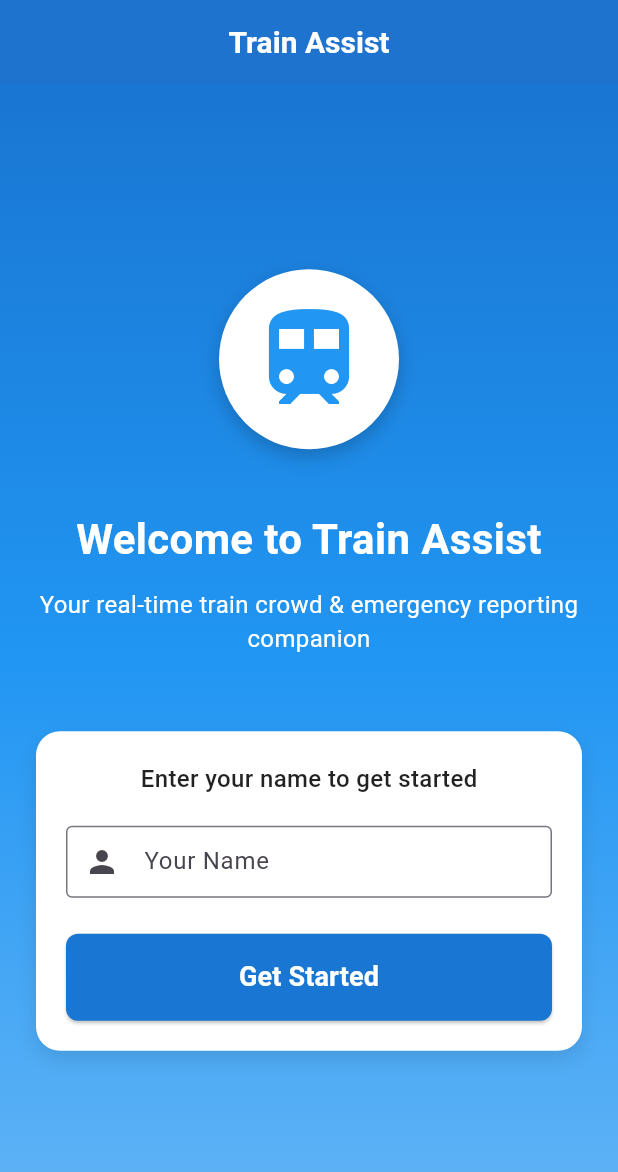
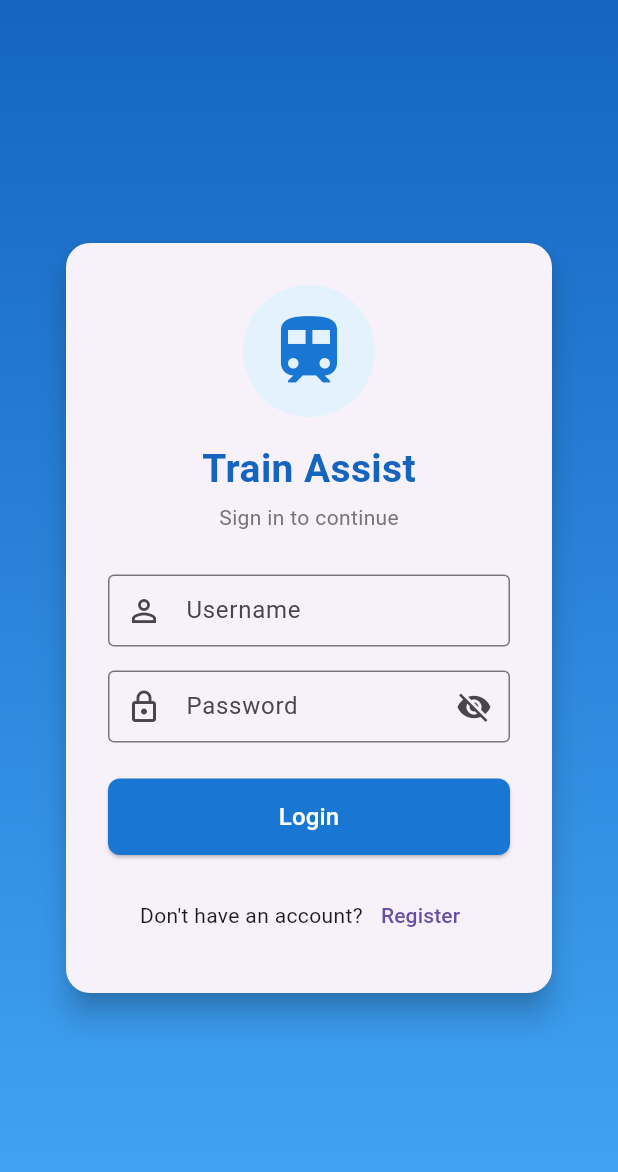
Before and after one commit to AdithyaChoudhry/TrainAssist, a Flutter app: the screen it shows after launch, on a phone screen of 412 x 824 dp. Shown: the top 1172 px of the screen. Run offline on Flutter 3.47's test engine with Material 3 defaults, Android fonts, the light colour scheme and no system bars; our stand-ins replace flutter_blue_plus, permission_handler, shared_preferences.

Commit message:
feat: hardcoded trains, local search, register/login with SharedPreferences

```diff
--- a/train_assist_app/lib/main.dart
+++ b/train_assist_app/lib/main.dart
@@ -5,7 +5,8 @@ import 'providers/train_provider.dart';
 import 'providers/coach_provider.dart';
 import 'providers/sos_provider.dart';
 import 'providers/bluetooth_provider.dart';
-import 'screens/welcome_screen.dart';
+import 'screens/login_screen.dart';
+import 'screens/register_screen.dart';
 import 'screens/search_screen.dart';
 import 'screens/sos_screen.dart';
 
@@ -119,18 +120,19 @@ class _AppContentState extends State<_AppContent> {
         useMaterial3: true,
       ),
 
-      // home uses Consumer so it can read UserProvider safely
+      // home uses Consumer to route based on login state
       home: Consumer<UserProvider>(
         builder: (context, userProvider, _) {
           return userProvider.isUserSet
               ? const SearchScreen()
-              : const WelcomeScreen();
+              : const LoginScreen();
         },
       ),
 
       // Named routes for in-app navigation
       routes: {
-        '/welcome': (context) => const WelcomeScreen(),
+        '/login': (context) => const LoginScreen(),
+        '/register': (context) => const RegisterScreen(),
         '/search': (context) => const SearchScreen(),
         '/sos': (context) => const SOSScreen(),
       },
--- a/train_assist_app/lib/providers/user_provider.dart
+++ b/train_assist_app/lib/providers/user_provider.dart
@@ -1,51 +1,148 @@
+import 'dart:convert';
 import 'package:flutter/foundation.dart';
 import 'package:shared_preferences/shared_preferences.dart';
 
-/// Provider for managing user information
-/// Handles storing and retrieving user name from local storage
+/// Stores user accounts as JSON in SharedPreferences.
+/// Key: "accounts"  →  Map<username, {name, password}>
+/// Key: "current_user"  →  username of the logged-in user
 class UserProvider extends ChangeNotifier {
-  static const String _userNameKey = 'user_name';
+  static const _accountsKey = 'accounts';
+  static const _currentUserKey = 'current_user';
 
-  String? _userName;
+  String? _userName;         // display name
+  String? _userUsername;     // login username
+  bool _isLoading = false;
 
   String? get userName => _userName;
+  String? get userUsername => _userUsername;
+  bool get isUserSet => _userName != null && _userName!.isNotEmpty;
+  bool get isLoading => _isLoading;
 
-  /// Check if user name is set and not empty
-  bool get isUserSet => _userName != null && _userName!.isNotEmpty;
+  // ── Bootstrap ─────────────────────────────────────────────────────────────
 
-  /// Load user name from SharedPreferences
   Future<void> loadUserName() async {
     try {
       final prefs = await SharedPreferences.getInstance();
-      _userName = prefs.getString(_userNameKey);
+      final current = prefs.getString(_currentUserKey);
+      if (current != null) {
+        final accounts = _decodeAccounts(prefs);
+        if (accounts.containsKey(current)) {
+          _userUsername = current;
+          _userName = accounts[current]['name'] as String;
+        }
+      }
       notifyListeners();
     } catch (e) {
-      print('Error loading user name: $e');
+      debugPrint('Error loading user: $e');
     }
   }
 
-  /// Save user name to SharedPreferences
-  Future<void> saveUserName(String name) async {
+  // ── Register ──────────────────────────────────────────────────────────────
+
+  /// Returns null on success, or an error message string.
+  Future<String?> register({
+    required String name,
+    required String username,
+    required String password,
+  }) async {
+    if (name.trim().isEmpty) return 'Name cannot be empty';
+    if (username.trim().isEmpty) return 'Username cannot be empty';
+    if (password.length < 4) return 'Password must be at least 4 characters';
+
+    _isLoading = true;
+    notifyListeners();
+
     try {
       final prefs = await SharedPreferences.getInstance();
-      await prefs.setString(_userNameKey, name);
-      _userName = name;
+      final accounts = _decodeAccounts(prefs);
+
+      if (accounts.containsKey(username.trim())) {
+        return 'Username already taken';
+      }
+
+      accounts[username.trim()] = {
+        'name': name.trim(),
+        'password': password,
+      };
+
+      await prefs.setString(_accountsKey, jsonEncode(accounts));
+      await prefs.setString(_currentUserKey, username.trim());
+
+      _userUsername = username.trim();
+      _userName = name.trim();
       notifyListeners();
+      return null; // success
     } catch (e) {
-      print('Error saving user name: $e');
-      rethrow;
+      return 'Registration failed: $e';
+    } finally {
+      _isLoading = false;
+      notifyListeners();
     }
   }
 
-  /// Clear user name (logout)
+  // ── Login ─────────────────────────────────────────────────────────────────
+
+  /// Returns null on success, or an error message string.
+  Future<String?> login({
+    required String username,
+    required String password,
+  }) async {
+    if (username.trim().isEmpty) return 'Username cannot be empty';
+    if (password.isEmpty) return 'Password cannot be empty';
+
+    _isLoading = true;
+    notifyListeners();
+
+    try {
+      final prefs = await SharedPreferences.getInstance();
+      final accounts = _decodeAccounts(prefs);
+
+      final entry = accounts[username.trim()];
+      if (entry == null) return 'Username not found';
+      if (entry['password'] != password) return 'Incorrect password';
+
+      await prefs.setString(_currentUserKey, username.trim());
+      _userUsername = username.trim();
+      _userName = entry['name'] as String;
+      notifyListeners();
+      return null; // success
+    } catch (e) {
+      return 'Login failed: $e';
+    } finally {
+      _isLoading = false;
+      notifyListeners();
+    }
+  }
+
+  // ── Logout ────────────────────────────────────────────────────────────────
+
   Future<void> clearUserName() async {
     try {
       final prefs = await SharedPreferences.getInstance();
-      await prefs.remove(_userNameKey);
+      await prefs.remove(_currentUserKey);
       _userName = null;
+      _userUsername = null;
       notifyListeners();
     } catch (e) {
-      print('Error clearing user name: $e');
+      debugPrint('Error clearing user: $e');
+    }
+  }
+
+  // ── Legacy helper kept for existing welcomeScreen compat ─────────────────
+  Future<void> saveUserName(String name) async {
+    // If called from old welcome screen, treat as a quick register with name=username.
+    await register(name: name, username: name.toLowerCase().replaceAll(' ', '_'), password: 'pass123');
+  }
+
+  // ── Helpers ───────────────────────────────────────────────────────────────
+
+  Map<String, dynamic> _decodeAccounts(SharedPreferences prefs) {
+    final raw = prefs.getString(_accountsKey);
+    if (raw == null) return {};
+    try {
+      return Map<String, dynamic>.from(jsonDecode(raw) as Map);
+    } catch (_) {
+      return {};
     }
   }
 }
--- /dev/null
+++ b/train_assist_app/lib/screens/login_screen.dart
@@ -0,0 +1,186 @@
+import 'package:flutter/material.dart';
+import 'package:provider/provider.dart';
+import '../providers/user_provider.dart';
+import 'search_screen.dart';
+import 'register_screen.dart';
+
+class LoginScreen extends StatefulWidget {
+  const LoginScreen({super.key});
+
+  @override
+  State<LoginScreen> createState() => _LoginScreenState();
+}
+
+class _LoginScreenState extends State<LoginScreen> {
+  final _formKey = GlobalKey<FormState>();
+  final _usernameCtrl = TextEditingController();
+  final _passwordCtrl = TextEditingController();
+  bool _obscurePassword = true;
+
+  @override
+  void dispose() {
+    _usernameCtrl.dispose();
+    _passwordCtrl.dispose();
+    super.dispose();
+  }
+
+  Future<void> _handleLogin() async {
+    if (!_formKey.currentState!.validate()) return;
+    final provider = Provider.of<UserProvider>(context, listen: false);
+    final error = await provider.login(
+      username: _usernameCtrl.text.trim(),
+      password: _passwordCtrl.text,
+    );
+    if (!mounted) return;
+    if (error != null) {
+      ScaffoldMessenger.of(context).showSnackBar(
+        SnackBar(content: Text(error), backgroundColor: Colors.red),
+      );
+    } else {
+      Navigator.of(context).pushReplacement(
+        MaterialPageRoute(builder: (_) => const SearchScreen()),
+      );
+    }
+  }
+
+  @override
+  Widget build(BuildContext context) {
+    final loading = context.watch<UserProvider>().isLoading;
+
+    return Scaffold(
+      body: Container(
+        decoration: BoxDecoration(
+          gradient: LinearGradient(
+            begin: Alignment.topCenter,
+            end: Alignment.bottomCenter,
+            colors: [Colors.blue[800]!, Colors.blue[400]!],
+          ),
+        ),
+        child: SafeArea(
+          child: Center(
+            child: SingleChildScrollView(
+              padding: const EdgeInsets.symmetric(horizontal: 28, vertical: 32),
+              child: Card(
+                elevation: 8,
+                shape: RoundedRectangleBorder(
+                  borderRadius: BorderRadius.circular(16),
+                ),
+                child: Padding(
+                  padding: const EdgeInsets.all(28),
+                  child: Form(
+                    key: _formKey,
+                    child: Column(
+                      mainAxisSize: MainAxisSize.min,
+                      children: [
+                        // Logo
+                        Container(
+                          padding: const EdgeInsets.all(16),
+                          decoration: BoxDecoration(
+                            color: Colors.blue[50],
+                            shape: BoxShape.circle,
+                          ),
+                          child: Icon(Icons.train, size: 56, color: Colors.blue[700]),
+                        ),
+                        const SizedBox(height: 16),
+                        Text(
+                          'Train Assist',
+                          style: TextStyle(
+                            fontSize: 26,
+                            fontWeight: FontWeight.bold,
+                            color: Colors.blue[800],
+                          ),
+                        ),
+                        const SizedBox(height: 4),
+                        Text(
+                          'Sign in to continue',
+                          style: TextStyle(color: Colors.grey[600]),
+                        ),
+                        const SizedBox(height: 28),
+
+                        // Username
+                        TextFormField(
+                          controller: _usernameCtrl,
+                          decoration: const InputDecoration(
+                            labelText: 'Username',
+                            prefixIcon: Icon(Icons.person_outline),
+                            border: OutlineInputBorder(),
+                          ),
+                          textInputAction: TextInputAction.next,
+                          validator: (v) =>
+                              (v == null || v.trim().isEmpty) ? 'Enter username' : null,
+                        ),
+                        const SizedBox(height: 16),
+
+                        // Password
+                        TextFormField(
+                          controller: _passwordCtrl,
+                          obscureText: _obscurePassword,
+                          decoration: InputDecoration(
+                            labelText: 'Password',
+                            prefixIcon: const Icon(Icons.lock_outline),
+                            border: const OutlineInputBorder(),
+                            suffixIcon: IconButton(
+                              icon: Icon(_obscurePassword
+                                  ? Icons.visibility_off
+                                  : Icons.visibility),
+                              onPressed: () => setState(
+                                  () => _obscurePassword = !_obscurePassword),
+                            ),
+                          ),
+                          textInputAction: TextInputAction.done,
+                          onFieldSubmitted: (_) => _handleLogin(),
+                          validator: (v) =>
+                              (v == null || v.isEmpty) ? 'Enter password' : null,
+                        ),
+                        const SizedBox(height: 24),
+
+                        // Login button
+                        SizedBox(
+                          width: double.infinity,
+                          child: ElevatedButton(
+                            onPressed: loading ? null : _handleLogin,
+                            style: ElevatedButton.styleFrom(
+                              padding: const EdgeInsets.symmetric(vertical: 14),
+                              shape: RoundedRectangleBorder(
+                                borderRadius: BorderRadius.circular(8),
+                              ),
+                            ),
+                            child: loading
+                                ? const SizedBox(
+                                    height: 20,
+                                    width: 20,
+                                    child: CircularProgressIndicator(
+                                        strokeWidth: 2, color: Colors.white),
+                                  )
+                                : const Text('Login',
+                                    style: TextStyle(fontSize: 16)),
+                          ),
+                        ),
+                        const SizedBox(height: 16),
+
+                        // Register link
+                        Row(
+                          mainAxisAlignment: MainAxisAlignment.center,
+                          children: [
+                            const Text("Don't have an account?"),
+                            TextButton(
+                              onPressed: () => Navigator.of(context).push(
+                                MaterialPageRoute(
+                                    builder: (_) => const RegisterScreen()),
+                              ),
+                              child: const Text('Register'),
+                            ),
+                          ],
+                        ),
+                      ],
+                    ),
+                  ),
+                ),
+              ),
+            ),
+          ),
+        ),
+      ),
+    );
+  }
+}
--- a/train_assist_app/lib/screens/search_screen.dart
+++ b/train_assist_app/lib/screens/search_screen.dart
@@ -70,7 +70,7 @@ class _SearchScreenState extends State<SearchScreen> {
   void _logout() {
     final userProvider = Provider.of<UserProvider>(context, listen: false);
     userProvider.clearUserName();
-    Navigator.of(context).pushReplacementNamed('/');
+    Navigator.of(context).pushReplacementNamed('/login');
   }
 
   @override
--- /dev/null
+++ b/train_assist_app/lib/services/local_data_service.dart
@@ -0,0 +1,88 @@
+import '../models/train_model.dart';
+import '../models/coach_model.dart';
+
+/// All train and coach data is hardcoded here — no backend required.
+class LocalDataService {
+  static final LocalDataService _instance = LocalDataService._internal();
+  factory LocalDataService() => _instance;
+  LocalDataService._internal();
+
+  // ── Hardcoded trains ──────────────────────────────────────────────────────
+  static final List<Train> _allTrains = [
+    Train(id: 1,  trainName: 'Rajdhani Express',      source: 'New Delhi',  destination: 'Mumbai Central',    timing: '16:35', platform: '1'),
+    Train(id: 2,  trainName: 'Shatabdi Express',       source: 'New Delhi',  destination: 'Bhopal',            timing: '06:00', platform: '3'),
+    Train(id: 3,  trainName: 'Duronto Express',        source: 'Mumbai',     destination: 'Kolkata',           timing: '11:05', platform: '2'),
+    Train(id: 4,  trainName: 'Garib Rath Express',     source: 'Chennai',    destination: 'New Delhi',         timing: '22:30', platform: '5'),
+    Train(id: 5,  trainName: 'Vande Bharat Express',   source: 'Varanasi',   destination: 'New Delhi',         timing: '06:00', platform: '1'),
+    Train(id: 6,  trainName: 'Howrah Mail',            source: 'Howrah',     destination: 'Mumbai',            timing: '19:10', platform: '4'),
+    Train(id: 7,  trainName: 'Kerala Express',         source: 'Trivandrum', destination: 'New Delhi',         timing: '11:30', platform: '2'),
+    Train(id: 8,  trainName: 'Chennai Express',        source: 'Mumbai',     destination: 'Chennai',           timing: '21:00', platform: '6'),
+    Train(id: 9,  trainName: 'Deccan Queen',           source: 'Pune',       destination: 'Mumbai',            timing: '07:15', platform: '1'),
+    Train(id: 10, trainName: 'August Kranti Rajdhani', source: 'Mumbai',     destination: 'Hazrat Nizamuddin', timing: '17:40', platform: '3'),
+    Train(id: 11, trainName: 'Golden Temple Mail',     source: 'Mumbai',     destination: 'Amritsar',          timing: '21:35', platform: '2'),
+    Train(id: 12, trainName: 'GT Express',             source: 'Chennai',    destination: 'New Delhi',         timing: '07:00', platform: '4'),
+    Train(id: 13, trainName: 'Mangala Lakshadweep',    source: 'Mangaluru',  destination: 'Hazrat Nizamuddin', timing: '07:30', platform: '1'),
+    Train(id: 14, trainName: 'Coromandel Express',     source: 'Howrah',     destination: 'Chennai',           timing: '14:50', platform: '5'),
+    Train(id: 15, trainName: 'Gitanjali Express',      source: 'Howrah',     destination: 'Mumbai',            timing: '13:55', platform: '3'),
+    Train(id: 16, trainName: 'Brindavan Express',      source: 'Chennai',    destination: 'Bengaluru',         timing: '07:40', platform: '2'),
+    Train(id: 17, trainName: 'Sampark Kranti',         source: 'Bengaluru',  destination: 'Hazrat Nizamuddin', timing: '20:00', platform: '6'),
+    Train(id: 18, trainName: 'Navjeevan Express',      source: 'Ahmedabad',  destination: 'Chennai',           timing: '18:55', platform: '4'),
+    Train(id: 19, trainName: 'Konkan Kanya Express',   source: 'Mumbai',     destination: 'Kochi',             timing: '23:00', platform: '1'),
+    Train(id: 20, trainName: 'Punjab Mail',            source: 'Mumbai',     destination: 'Firozpur',          timing: '19:05', platform: '3'),
+  ];
+
+  // ── Hardcoded coaches per train (3 coaches each) ─────────────────────────
+  static final Map<int, List<Coach>> _coachesByTrain = {
+    for (int i = 1; i <= 20; i++)
+      i: [
+        Coach(id: (i - 1) * 3 + 1, trainId: i, coachName: 'S1 - Sleeper',  latestStatus: 'Medium'),
+        Coach(id: (i - 1) * 3 + 2, trainId: i, coachName: 'B1 - AC 3 Tier', latestStatus: 'Low'),
+        Coach(id: (i - 1) * 3 + 3, trainId: i, coachName: 'A1 - AC 2 Tier', latestStatus: 'Low'),
+      ],
+  };
+
+  // ── Public API ────────────────────────────────────────────────────────────
+
+  /// Return all trains, optionally filtered by source and/or destination.
+  List<Train> searchTrains({String? source, String? destination}) {
+    var results = List<Train>.from(_allTrains);
+
+    if (source != null && source.isNotEmpty) {
+      final q = source.toLowerCase();
+      results = results
+          .where((t) => t.source.toLowerCase().contains(q))
+          .toList();
+    }
+
+    if (destination != null && destination.isNotEmpty) {
+      final q = destination.toLowerCase();
+      results = results
+          .where((t) => t.destination.toLowerCase().contains(q))
+          .toList();
+    }
+
+    return results;
+  }
+
+  /// Return coaches for a given train id.
+  List<Coach> getCoachesForTrain(int trainId) {
+    return List<Coach>.from(_coachesByTrain[trainId] ?? []);
+  }
+
+  /// Update crowd status in memory.
+  void updateStatus(int coachId, String status) {
+    _coachesByTrain.forEach((_, coaches) {
+      for (int i = 0; i < coaches.length; i++) {
+        if (coaches[i].id == coachId) {
+          coaches[i] = Coach(
+            id: coaches[i].id,
+            trainId: coaches[i].trainId,
+            coachName: coaches[i].coachName,
+            latestStatus: status,
+            lastReportedAt: DateTime.now(),
+          );
+        }
+      }
+    });
+  }
+}
```
Also changed, not shown: train_assist_app/lib/providers/coach_provider.dart (+15 -27 lines), train_assist_app/lib/providers/train_provider.dart (+14 -20 lines), train_assist_app/lib/screens/register_screen.dart (added, +227 -0 lines).
